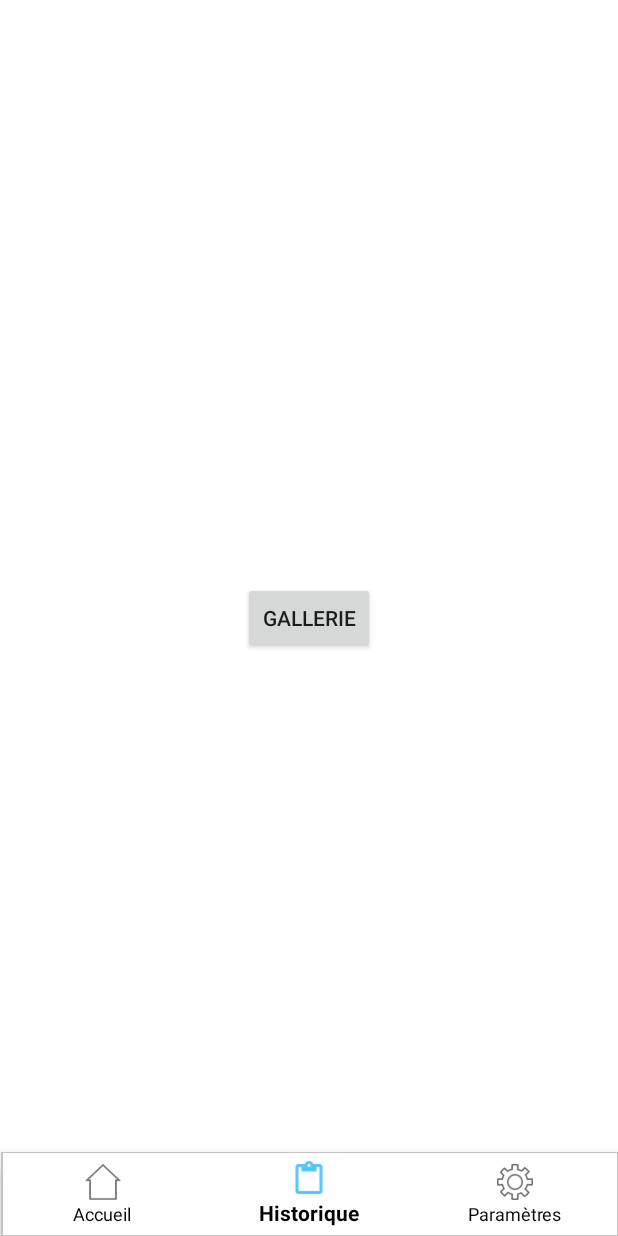
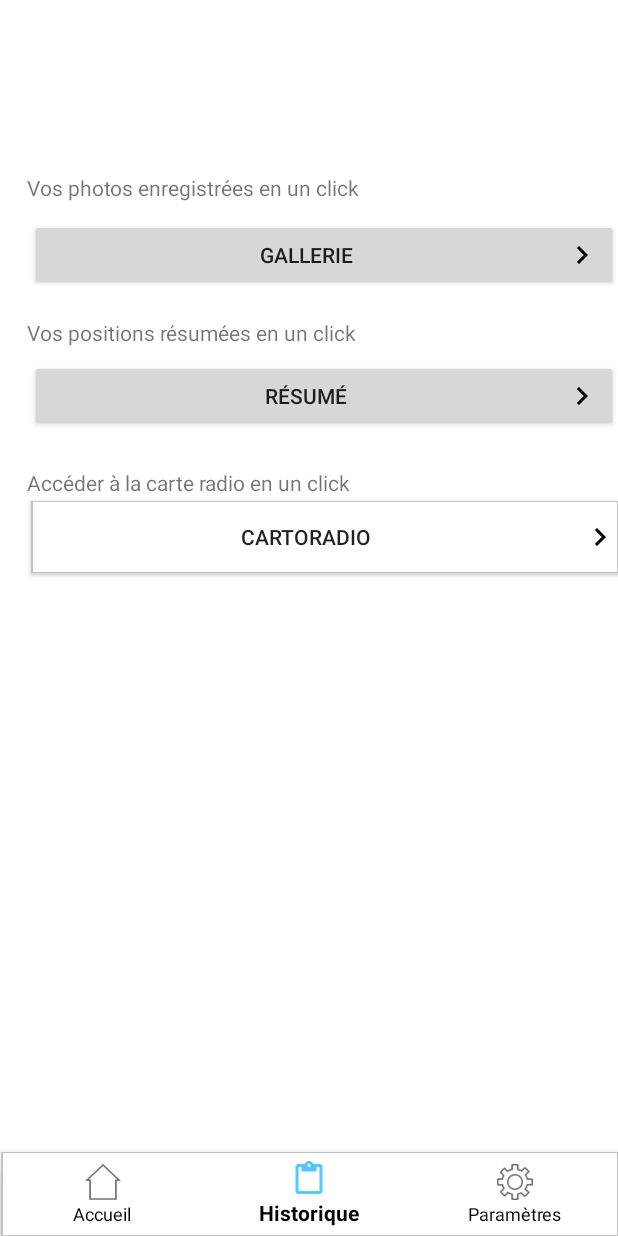
Before and after one commit to BolongZHANG/PAF-23, an Android app: the screen it shows after launch (MainActivity), item 2 of the bottom bar chosen, on a phone screen of 412 x 824 dp. Run offline under Robolectric (Android 15) with nearby library versions, the phone set to English and light mode, and no system bars.

Commit message:
Keep on change

```diff
--- a/AntenneX/app/src/main/java/com/example/mous/antennex/Fragment2.java
+++ b/AntenneX/app/src/main/java/com/example/mous/antennex/Fragment2.java
@@ -13,20 +13,43 @@ public class Fragment2 extends Fragment implements View.OnClickListener{
 
     Button gallery_btn ;
 
+    Button resume_btn;
+
+    Button carte_btn;
+
 
     @Override
     public View onCreateView(LayoutInflater inflater, ViewGroup container, Bundle savedinstanceState) {
         View myView = inflater.inflate(R.layout.fragment2_layout, container, false);
         gallery_btn = (Button) myView.findViewById(R.id.gallery);
         gallery_btn.setOnClickListener(this);
+        resume_btn = (Button) myView.findViewById(R.id.resume_btn);
+        resume_btn.setOnClickListener(this);
+        carte_btn = (Button) myView.findViewById(R.id.carte_btn);
+        carte_btn.setOnClickListener(this);
+
+
         return myView;
     }
 
     @Override
     public void onClick(View v) {
 
-        Intent intent = new Intent (getActivity(), GalleryActivity.class);
-        getActivity().startActivity(intent);
+        switch (v.getId()) {
+            case R.id.gallery:
+                Intent intent = new Intent (getActivity(), GalleryActivity.class);
+                getActivity().startActivity(intent);
+                break;
+            case R.id.resume_btn:
+                Intent intent2 = new Intent (getActivity(), ResumeActivity.class);
+                getActivity().startActivity(intent2);
+                break;
+            case R.id.carte_btn:
+                Intent intent3 = new Intent (getActivity(), ResumeActivity.class);
+                getActivity().startActivity(intent3);
+                break;
+        }
+
 
     }
 
--- /dev/null
+++ b/AntenneX/app/src/main/res/drawable/ic_chevron_right__24dp.xml
@@ -0,0 +1,9 @@
+<vector xmlns:android="http://schemas.android.com/apk/res/android"
+        android:width="24dp"
+        android:height="24dp"
+        android:viewportWidth="24.0"
+        android:viewportHeight="24.0">
+    <path
+        android:fillColor="#FF000000"
+        android:pathData="M10,6L8.59,7.41 13.17,12l-4.58,4.59L10,18l6,-6z"/>
+</vector>
--- a/AntenneX/app/src/main/res/layout/fragment2_layout.xml
+++ b/AntenneX/app/src/main/res/layout/fragment2_layout.xml
@@ -7,10 +7,73 @@
 
     <Button
         android:id="@+id/gallery"
+        android:layout_width="match_parent"
+        android:layout_height="wrap_content"
+        android:drawableRight="@drawable/ic_chevron_right__24dp"
+        android:text="Gallerie"
+        android:layout_marginTop="146dp"
+        android:layout_marginLeft="20dp"
+        android:layout_alignParentTop="true"
+        android:layout_alignParentLeft="true"
+        android:layout_alignParentStart="true" />
+
+    <Button
+        android:id="@+id/resume_btn"
+        android:layout_width="match_parent"
+        android:layout_height="wrap_content"
+        android:layout_below="@+id/gallery"
+        android:layout_marginLeft="20dp"
+        android:drawableRight="@drawable/ic_chevron_right__24dp"
+        android:layout_marginTop="46dp"
+        android:text="Résumé"
+        android:layout_alignParentRight="true"
+        android:layout_alignParentEnd="true" />
+
+
+    <Button
+        android:id="@+id/carte_btn"
+        android:layout_width="match_parent"
+        android:layout_height="wrap_content"
+        android:layout_below="@+id/resume_btn"
+        android:layout_marginLeft="20dp"
+        android:drawableRight="@drawable/ic_chevron_right__24dp"
+        android:layout_marginTop="46dp"
+        android:text="CartoRadio"
+        android:layout_alignParentRight="true"
+        android:background="@drawable/grey_border_bottom"
+        android:layout_alignParentEnd="true" />
+
+    <TextView
+        android:id="@+id/textView3"
         android:layout_width="wrap_content"
         android:layout_height="wrap_content"
-        android:text="Gallerie"
-        android:layout_centerVertical="true"
-        android:layout_centerHorizontal="true" />
+        android:layout_above="@+id/resume_btn"
+        android:layout_alignParentLeft="true"
+        android:layout_alignParentStart="true"
+        android:layout_marginBottom="59dp"
+        android:layout_marginLeft="18dp"
+        android:layout_marginStart="18dp"
+        android:text="Vos photos enregistrées en un click" />
+
+    <TextView
+        android:id="@+id/textView4"
+        android:layout_width="wrap_content"
+        android:layout_height="wrap_content"
+        android:layout_alignLeft="@+id/textView3"
+        android:layout_alignStart="@+id/textView3"
+        android:layout_below="@+id/gallery"
+        android:layout_marginTop="18dp"
+        android:text="Vos positions résumées en un click" />
+
+    <TextView
+        android:id="@+id/textView5"
+        android:layout_width="wrap_content"
+        android:layout_height="wrap_content"
+        android:layout_alignLeft="@+id/textView4"
+        android:layout_alignStart="@+id/textView4"
+        android:layout_below="@+id/resume_btn"
+        android:layout_marginTop="24dp"
+        android:text="Accéder à la carte radio en un click" />
+
 
 </RelativeLayout>
--- /dev/null
+++ b/AntenneX/app/src/main/res/values/dimens.xml
@@ -0,0 +1,3 @@
+<resources>
+    <dimen name="fab_margin">16dp</dimen>
+</resources>
--- a/AntenneX/app/src/main/res/values/strings.xml
+++ b/AntenneX/app/src/main/res/values/strings.xml
@@ -1,3 +1,4 @@
 <resources>
     <string name="app_name">AntenneX</string>
+    <string name="title_activity_resume">ResumeActivity</string>
 </resources>
```
Also changed, not shown: AntenneX/app/src/main/AndroidManifest.xml (+8 -4 lines), AntenneX/app/src/main/java/com/example/mous/antennex/ResumeActivity.java (added, +29 -0 lines), AntenneX/app/src/main/res/layout/activity_resume.xml (added, +33 -0 lines), AntenneX/app/src/main/res/layout/content_resume.xml (added, +11 -0 lines).
